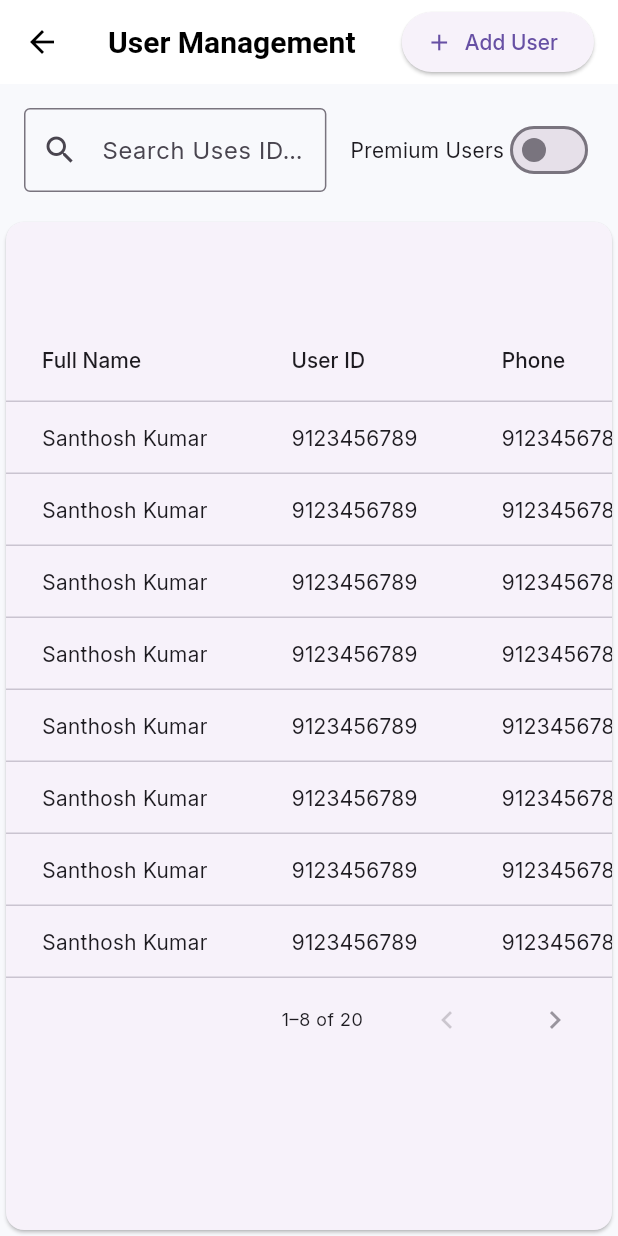
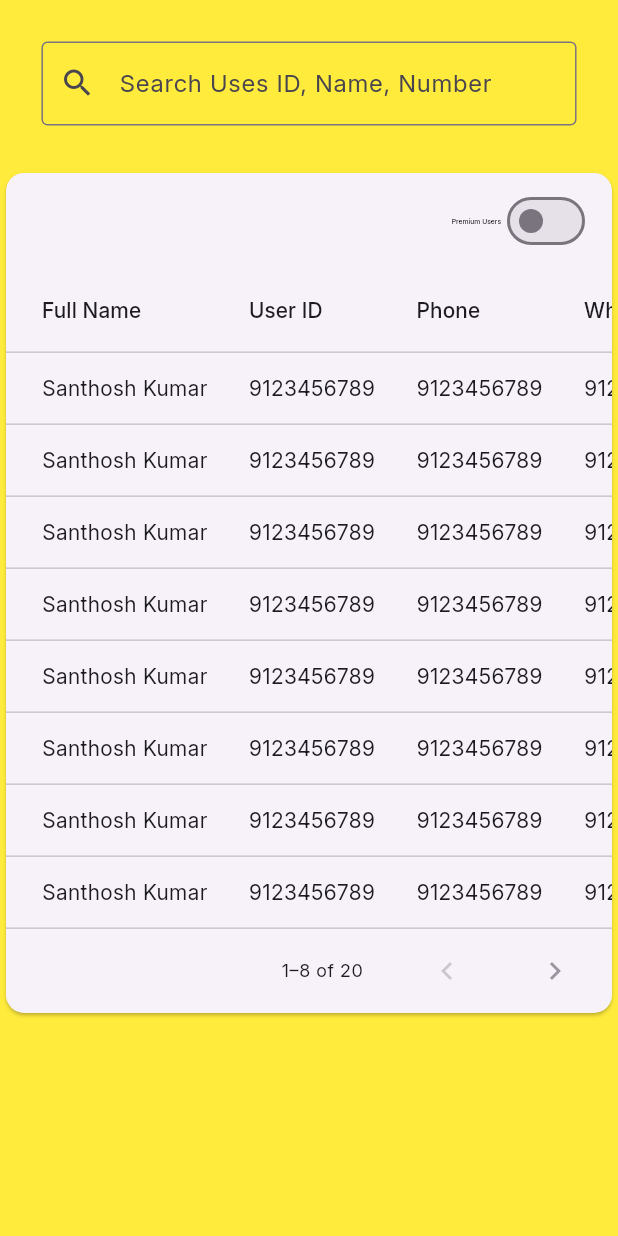
Before and after one commit to supportta-projects/taproot_admin, a Flutter app: the UserManagementScreen screen opened directly, on a phone screen of 412 x 824 dp. Run offline on Flutter 3.47's test engine with Material 3 defaults, Android fonts, the phone set to English and light mode, and no system bars; our stand-ins replace auto_size_text, cached_network_image, dio, dotted_border, easy_sidemenu, file_picker and 9 more; accounts and stored records are empty.

Commit message:
Integrate UserManagementScreen into SideDrawerNavScreen and enhance navigation functionality

```diff
--- a/lib/features/users_screen/user_management_screen.dart
+++ b/lib/features/users_screen/user_management_screen.dart
@@ -1,13 +1,16 @@
 import 'package:flutter/material.dart';
+import 'package:taproot_admin/exporter/exporter.dart';
 
+import '../user_data_update_screen/views/user_data_update_screen.dart';
 import 'model/user_data_model.dart';
 
+class UserManagementScreen extends StatefulWidget {
+  final GlobalKey<NavigatorState>? innerNavigatorKey;
 
-class UserManagementScreen extends StatefulWidget {
-const UserManagementScreen({super.key});
-
+  const UserManagementScreen({super.key, this.innerNavigatorKey});
 
   static const path = '/userManagementScreen';
+
   @override
   State<UserManagementScreen> createState() => _UserManagementScreenState();
 }
@@ -44,23 +47,12 @@ class _UserManagementScreenState extends State<UserManagementScreen> {
     final rowsPerPage = 8;
 
     return Scaffold(
-      appBar: AppBar(
-        title: const Text('User Management'),
-        actions: [
-          ElevatedButton.icon(
-            icon: const Icon(Icons.add),
-            onPressed: () {
-              // Add User Logic
-            },
-            label: const Text('Add User'),
-          ),
-          const SizedBox(width: 16),
-        ],
-      ),
-      body: Column(
+      body: Container(
+        color: Colors.yellow,
+        child: Column(
           children: [
             Padding(
-            padding: const EdgeInsets.all(16.0),
+              padding: EdgeInsets.all(CustomPadding.paddingXL.v),
               child: Row(
                 children: [
                   Expanded(
@@ -76,8 +68,25 @@ class _UserManagementScreenState extends State<UserManagementScreen> {
                       },
                     ),
                   ),
-                const SizedBox(width: 16),
-                const Text("Premium Users"),
+                ],
+              ),
+            ),
+            Expanded(
+              child: Column(
+                crossAxisAlignment: CrossAxisAlignment.center,
+                children: [
+                  PaginatedDataTable(
+                    showEmptyRows: false,
+                    columnSpacing: CustomPadding.paddingXL.v,
+                    actions: [
+                      Row(
+                        children: [
+                          Text(
+                            "Premium Users",
+                            style: context.inter50016.copyWith(
+                              fontSize: 16.fSize,
+                            ),
+                          ),
                           Switch(
                             value: showOnlyPremium,
                             onChanged: (val) {
@@ -88,9 +97,7 @@ class _UserManagementScreenState extends State<UserManagementScreen> {
                           ),
                         ],
                       ),
-          ),
-          Expanded(
-            child: PaginatedDataTable(
+                    ],
                     header: const Text(''),
                     rowsPerPage: rowsPerPage,
                     availableRowsPerPage: const [8],
@@ -103,10 +110,18 @@ class _UserManagementScreenState extends State<UserManagementScreen> {
                       DataColumn(label: Text('Website Link')),
                       DataColumn(label: Text('Premium')),
                     ],
-              source: UserDataTableSource(filteredUsers),
+                    source: UserDataTableSource(
+                      filteredUsers,
+                      context,
+
+                      widget.innerNavigatorKey,
                     ),
                   ),
                 ],
+              ),
+            ),
+          ],
+        ),
       ),
     );
   }
@@ -114,26 +129,33 @@ class _UserManagementScreenState extends State<UserManagementScreen> {
 
 class UserDataTableSource extends DataTableSource {
   final List<User> users;
+  final BuildContext context;
+  final GlobalKey<NavigatorState>? innerNavigatorKey;
 
-  UserDataTableSource(this.users);
+  UserDataTableSource(this.users, this.context, this.innerNavigatorKey);
 
   @override
   DataRow getRow(int index) {
     final user = users[index];
+
+    void handleRowTap() {
+      logWarning('Row tapped: ${user.fullName}');
+      innerNavigatorKey?.currentState?.push(
+        MaterialPageRoute(
+          builder: (context) => UserDataUpdateScreen(user: user),
+        ),
+      );
+    }
+
     return DataRow(
       cells: [
-        DataCell(Text(user.fullName)),
-        DataCell(Text(user.userId)),
-        DataCell(Text(user.phone)),
-        DataCell(Text(user.whatsapp)),
-        DataCell(Text(user.email)),
-        DataCell(Text(user.website)),
-        DataCell(
-          Switch(
-            value: user.isPremium,
-            onChanged: null, // disabled toggle
-          ),
-        ),
+        DataCell(InkWell(onTap: handleRowTap, child: Text(user.fullName))),
+        DataCell(InkWell(onTap: handleRowTap, child: Text(user.userId))),
+        DataCell(InkWell(onTap: handleRowTap, child: Text(user.phone))),
+        DataCell(InkWell(onTap: handleRowTap, child: Text(user.whatsapp))),
+        DataCell(InkWell(onTap: handleRowTap, child: Text(user.email))),
+        DataCell(InkWell(onTap: handleRowTap, child: Text(user.website))),
+        DataCell(Switch(value: user.isPremium, onChanged: null)),
       ],
     );
   }
```
Also changed, not shown: lib/features/side_nav_screen/view/side_drawer_nav_screen.dart (+24 -16 lines), lib/features/user_data_update_screen/views/user_data_update_screen.dart (added, +24 -0 lines), lib/routes/app_routes.dart (+7 -0 lines). Lines whose indentation alone changed are shown as unchanged.
